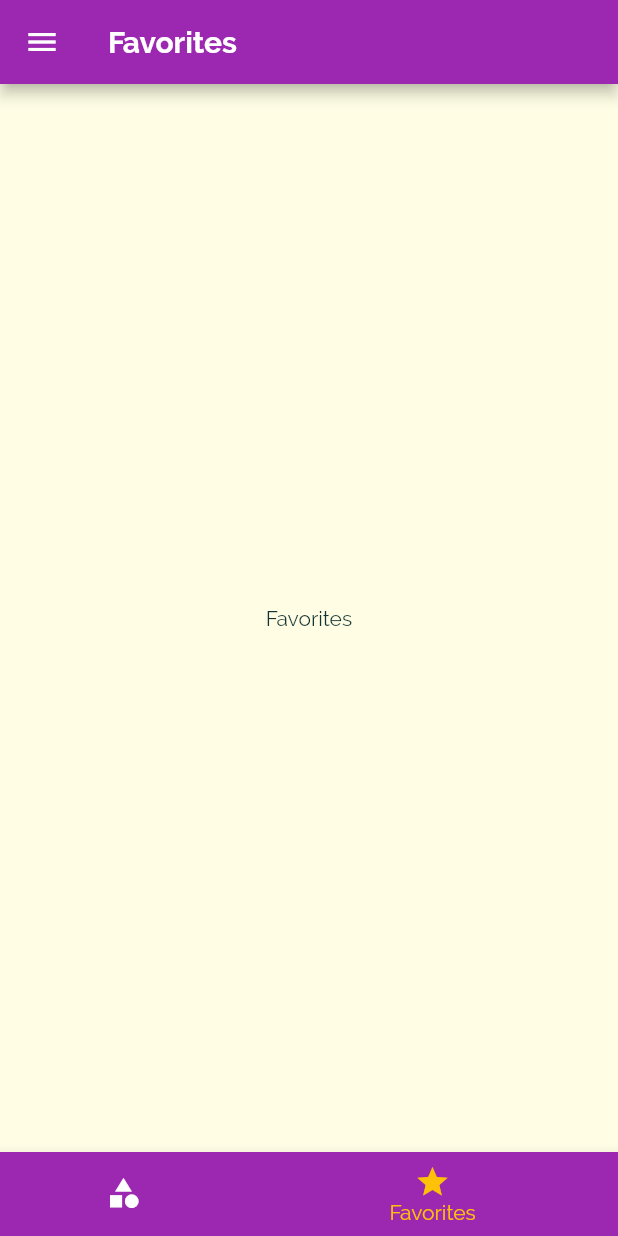
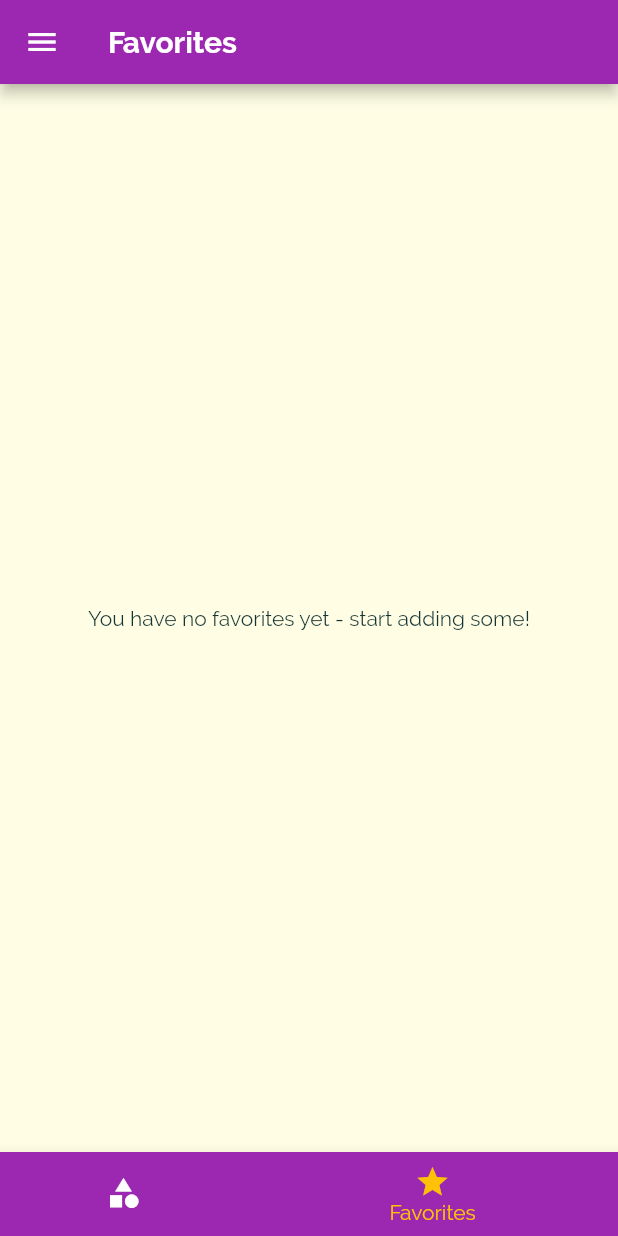
Before and after one commit to olgatim/meals-app-test, a Flutter app: the screen it shows after launch, item 2 of the bottom bar chosen, on a phone screen of 412 x 824 dp. Run offline on Flutter 3.47's test engine with Material 2 defaults, Android fonts, the phone set to English and light mode, and no system bars.

Commit message:
Add favorites logic

```diff
--- a/lib/main.dart
+++ b/lib/main.dart
@@ -28,6 +28,8 @@ class _MyAppState extends State<MyApp> {
 
   List<Meal> _availableMeals = DUMMY_MEALS;
 
+  List<Meal> _favoriteMeals = [];
+
   void _setFilters(Map<String, bool> filterData) {
     setState(() {
       _filters = filterData;
@@ -40,6 +42,25 @@ class _MyAppState extends State<MyApp> {
         return true;
       }).toList();
     });
+  }
+
+  void _toggleFavorite(String mealId) {
+    final existingIndex =
+        _favoriteMeals.indexWhere((meal) => meal.id == mealId);
+
+    if (existingIndex >= 0) {
+      setState(() {
+        _favoriteMeals.removeAt(existingIndex);
+      });
+    } else {
+      setState(() {
+        _favoriteMeals.add(DUMMY_MEALS.firstWhere((meal) => meal.id == mealId));
+      });
+    }
+  }
+
+  bool _isMealFavorite(String id) {
+    return _favoriteMeals.any((meal) => meal.id == id);
   }
 
   @override
@@ -69,10 +90,11 @@ class _MyAppState extends State<MyApp> {
       // home: const CategoriesScreen(),
       initialRoute: '/',
       routes: {
-        '/': (ctx) => const TabsScreen(),
+        '/': (ctx) => TabsScreen(_favoriteMeals),
         CategoryMealsScreen.routeName: (ctx) =>
             CategoryMealsScreen(_availableMeals),
-        MealDetailScreen.routeName: (ctx) => MealDetailScreen(),
+        MealDetailScreen.routeName: (ctx) =>
+            MealDetailScreen(_toggleFavorite, _isMealFavorite),
         FiltersScreen.routeName: (cts) => FiltersScreen(_filters, _setFilters)
       },
       onUnknownRoute: (settings) {
--- a/lib/screens/category_meals_screen.dart
+++ b/lib/screens/category_meals_screen.dart
@@ -70,7 +70,7 @@ class _CategoryMealsScreenState extends State<CategoryMealsScreen> {
 
     return Scaffold(
       appBar: AppBar(
-        title: Text(categoryTitle!),
+        title: Text(categoryTitle),
         backgroundColor: categoryColor,
       ),
       body: ListView.builder(
@@ -83,7 +83,6 @@ class _CategoryMealsScreenState extends State<CategoryMealsScreen> {
             complexity: displayedMeals[index].complexity,
             affordability: displayedMeals[index].affordability,
             color: categoryColor,
-            removeItem: _removeMeal,
           );
         },
         itemCount: displayedMeals.length,
--- a/lib/screens/favorites_screen.dart
+++ b/lib/screens/favorites_screen.dart
@@ -1,12 +1,32 @@
 import 'package:flutter/material.dart';
+import '../models/meal.dart';
+import '../widgets/meal_item.dart';
 
 class FavoritesScreen extends StatelessWidget {
-  const FavoritesScreen({super.key});
+  final List<Meal> favoriteMeals;
+
+  const FavoritesScreen(this.favoriteMeals, {super.key});
 
   @override
   Widget build(BuildContext context) {
-    return const Center(
-      child: Text('Favorites'),
+    if (favoriteMeals.isEmpty) {
+      return const Center(
+        child: Text('You have no favorites yet - start adding some!'),
+      );
+    }
+    return ListView.builder(
+      itemBuilder: (ctx, index) {
+        return MealItem(
+          id: favoriteMeals[index].id,
+          title: favoriteMeals[index].title,
+          imageUrl: favoriteMeals[index].imageUrl,
+          duration: favoriteMeals[index].duration,
+          complexity: favoriteMeals[index].complexity,
+          affordability: favoriteMeals[index].affordability,
+          color: Theme.of(context).primaryColor,
+        );
+      },
+      itemCount: favoriteMeals.length,
     );
   }
 }
--- a/lib/screens/tabs_screen.dart
+++ b/lib/screens/tabs_screen.dart
@@ -2,21 +2,30 @@ import 'package:flutter/material.dart';
 import '../widgets/main_drawer.dart';
 import './favorites_screen.dart';
 import './categories_screen.dart';
+import '../models/meal.dart';
 
 class TabsScreen extends StatefulWidget {
-  const TabsScreen({super.key});
+  final List<Meal> favoriteMeals;
+
+  const TabsScreen(this.favoriteMeals, {super.key});
 
   @override
   State<TabsScreen> createState() => _TabsScreenState();
 }
 
 class _TabsScreenState extends State<TabsScreen> {
-  final List<Map<String, dynamic>> _pages = [
-    {'page': CategoriesScreen(), 'title': 'Categories'},
-    {'page': FavoritesScreen(), 'title': 'Favorites'}
-  ];
+  late List<Map<String, dynamic>> _pages;
 
   int _selectedPageIndex = 0;
+
+  @override
+  void initState() {
+    _pages = [
+      {'page': CategoriesScreen(), 'title': 'Categories'},
+      {'page': FavoritesScreen(widget.favoriteMeals), 'title': 'Favorites'}
+    ];
+    super.initState();
+  }
 
   void _selectPage(int index) {
     setState(() {
```
Also changed, not shown: lib/screens/meal_detail_screen.dart (+7 -5 lines), lib/widgets/meal_item.dart (+4 -5 lines).
